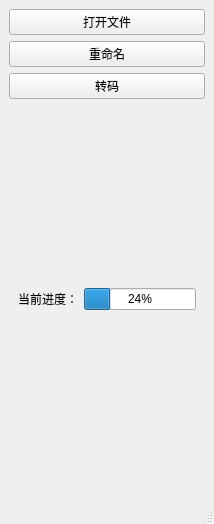
First picture: the form in transcoder.ui, repository orz-ai/transcoder, before the edit.
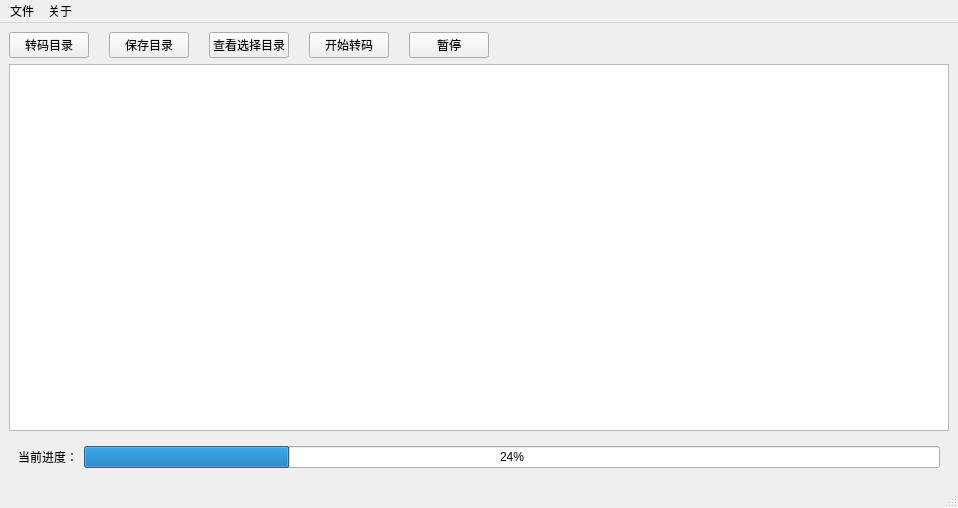
Second picture: the form after the edit.

Diff of the .ui file:
```diff
--- a/transcoder.ui
+++ b/transcoder.ui
@@ -2,26 +2,129 @@
 <ui version="4.0">
  <class>Transcoder</class>
  <widget class="QMainWindow" name="Transcoder">
+  <property name="enabled">
+   <bool>true</bool>
+  </property>
   <property name="geometry">
    <rect>
     <x>0</x>
     <y>0</y>
-    <width>214</width>
-    <height>524</height>
+    <width>958</width>
+    <height>508</height>
    </rect>
   </property>
+  <property name="sizePolicy">
+   <sizepolicy hsizetype="Minimum" vsizetype="Minimum">
+    <horstretch>0</horstretch>
+    <verstretch>0</verstretch>
+   </sizepolicy>
+  </property>
+  <property name="minimumSize">
+   <size>
+    <width>958</width>
+    <height>508</height>
+   </size>
+  </property>
   <property name="maximumSize">
    <size>
-    <width>259</width>
-    <height>711</height>
+    <width>958</width>
+    <height>508</height>
    </size>
   </property>
   <property name="windowTitle">
    <string>Transcoder</string>
   </property>
   <widget class="QWidget" name="centralwidget">
+   <property name="minimumSize">
+    <size>
+     <width>885</width>
+     <height>306</height>
+    </size>
+   </property>
    <layout class="QGridLayout" name="gridLayout">
     <item row="2" column="0">
+     <widget class="QTableView" name="tableView"/>
+    </item>
+    <item row="1" column="0">
+     <layout class="QHBoxLayout" name="headerLayout" stretch="0,0,0,0,0,0">
+      <property name="spacing">
+       <number>20</number>
+      </property>
+      <item>
+       <widget class="QPushButton" name="sourceDirBtn">
+        <property name="maximumSize">
+         <size>
+          <width>100</width>
+          <height>30</height>
+         </size>
+        </property>
+        <property name="text">
+         <string>转码目录</string>
+        </property>
+       </widget>
+      </item>
+      <item>
+       <widget class="QPushButton" name="targetDirButton">
+        <property name="maximumSize">
+         <size>
+          <width>100</width>
+          <height>16777215</height>
+         </size>
+        </property>
+        <property name="text">
+         <string>保存目录</string>
+        </property>
+       </widget>
+      </item>
+      <item>
+       <widget class="QPushButton" name="checkSelectedBtn">
+        <property name="text">
+         <string>查看选择目录</string>
+        </property>
+       </widget>
+      </item>
+      <item>
+       <widget class="QPushButton" name="transcodeBtn">
+        <property name="maximumSize">
+         <size>
+          <width>100</width>
+          <height>30</height>
+         </size>
+        </property>
+        <property name="text">
+         <string>开始转码</string>
+        </property>
+       </widget>
+      </item>
+      <item>
+       <widget class="QPushButton" name="renameFileBtn">
+        <property name="maximumSize">
+         <size>
+          <width>100</width>
+          <height>16777215</height>
+         </size>
+        </property>
+        <property name="text">
+         <string>暂停</string>
+        </property>
+       </widget>
+      </item>
+      <item>
+       <spacer name="horizontalSpacer">
+        <property name="orientation">
+         <enum>Qt::Horizontal</enum>
+        </property>
+        <property name="sizeHint" stdset="0">
+         <size>
+          <width>40</width>
+          <height>20</height>
+         </size>
+        </property>
+       </spacer>
+      </item>
+     </layout>
+    </item>
+    <item row="4" column="0">
      <widget class="QWidget" name="progressLayout" native="true">
       <property name="minimumSize">
        <size>
@@ -47,57 +150,6 @@
       </layout>
      </widget>
     </item>
-    <item row="1" column="0">
-     <spacer name="verticalSpacer_2">
-      <property name="orientation">
-       <enum>Qt::Vertical</enum>
-      </property>
-      <property name="sizeHint" stdset="0">
-       <size>
-        <width>20</width>
-        <height>40</height>
-       </size>
-      </property>
-     </spacer>
-    </item>
-    <item row="0" column="0">
-     <layout class="QVBoxLayout" name="verticalLayout">
-      <item>
-       <widget class="QPushButton" name="openFileBtn">
-        <property name="text">
-         <string>打开文件</string>
-        </property>
-       </widget>
-      </item>
-      <item>
-       <widget class="QPushButton" name="renameFileBtn">
-        <property name="text">
-         <string>重命名</string>
-        </property>
-       </widget>
-      </item>
-      <item>
-       <widget class="QPushButton" name="transcodeBtn">
-        <property name="text">
-         <string>转码</string>
-        </property>
-       </widget>
-      </item>
-     </layout>
-    </item>
-    <item row="4" column="0">
-     <spacer name="verticalSpacer">
-      <property name="orientation">
-       <enum>Qt::Vertical</enum>
-      </property>
-      <property name="sizeHint" stdset="0">
-       <size>
-        <width>20</width>
-        <height>40</height>
-       </size>
-      </property>
-     </spacer>
-    </item>
    </layout>
   </widget>
   <widget class="QMenuBar" name="menubar">
@@ -105,10 +157,24 @@
     <rect>
      <x>0</x>
      <y>0</y>
-     <width>214</width>
+     <width>958</width>
      <height>22</height>
     </rect>
    </property>
+   <widget class="QMenu" name="menu">
+    <property name="title">
+     <string>文件</string>
+    </property>
+    <addaction name="action"/>
+   </widget>
+   <widget class="QMenu" name="menu_2">
+    <property name="title">
+     <string>关于</string>
+    </property>
+    <addaction name="action_2"/>
+   </widget>
+   <addaction name="menu"/>
+   <addaction name="menu_2"/>
   </widget>
   <widget class="QStatusBar" name="statusbar"/>
  </widget>
```
Left out of the diff: 10 changed lines with no effect on the pictures.
